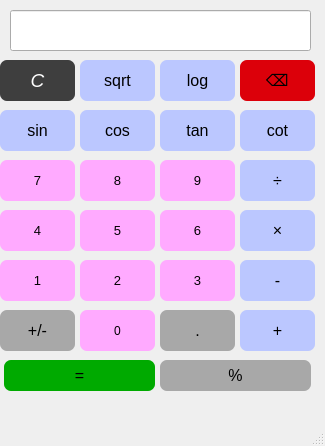
Qt form Qt-Calculator/calculator-mainpage.ui (maryamsaeedi17/Qt-program) before a commit.
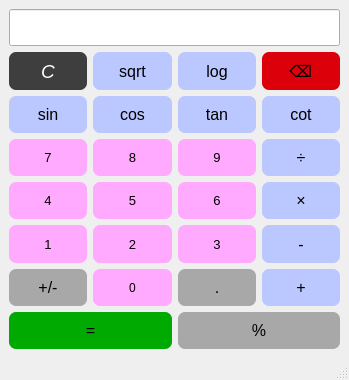
The same form after that commit.

```diff
--- a/Qt-Calculator/calculator-mainpage.ui
+++ b/Qt-Calculator/calculator-mainpage.ui
@@ -6,22 +6,28 @@
    <rect>
     <x>0</x>
     <y>0</y>
-    <width>325</width>
-    <height>446</height>
+    <width>349</width>
+    <height>380</height>
    </rect>
   </property>
+  <property name="sizePolicy">
+   <sizepolicy hsizetype="Fixed" vsizetype="Fixed">
+    <horstretch>0</horstretch>
+    <verstretch>0</verstretch>
+   </sizepolicy>
+  </property>
   <property name="windowTitle">
    <string>MainWindow</string>
   </property>
   <widget class="QWidget" name="centralwidget">
-   <widget class="QPushButton" name="Button_sign">
-    <property name="geometry">
-     <rect>
-      <x>0</x>
-      <y>310</y>
-      <width>75</width>
-      <height>41</height>
-     </rect>
+   <layout class="QGridLayout" name="gridLayout">
+    <item row="0" column="0" colspan="4">
+     <widget class="QLineEdit" name="monitor">
+      <property name="sizePolicy">
+       <sizepolicy hsizetype="Expanding" vsizetype="Expanding">
+        <horstretch>0</horstretch>
+        <verstretch>0</verstretch>
+       </sizepolicy>
     </property>
     <property name="font">
      <font>
@@ -31,46 +37,72 @@
     <property name="autoFillBackground">
      <bool>false</bool>
     </property>
+      <property name="readOnly">
+       <bool>true</bool>
+      </property>
+     </widget>
+    </item>
+    <item row="1" column="0">
+     <widget class="QPushButton" name="Button_c">
+      <property name="sizePolicy">
+       <sizepolicy hsizetype="Minimum" vsizetype="Expanding">
+        <horstretch>0</horstretch>
+        <verstretch>0</verstretch>
+       </sizepolicy>
+      </property>
+      <property name="font">
+       <font>
+        <family>Segoe UI</family>
+        <pointsize>14</pointsize>
+        <italic>true</italic>
+        <bold>false</bold>
+        <kerning>false</kerning>
+       </font>
+      </property>
+      <property name="autoFillBackground">
+       <bool>false</bool>
+      </property>
     <property name="styleSheet">
-     <string notr="true">background-color: rgb(168, 168, 168);border-radius: 7px;</string>
+       <string notr="true">background-color: rgb(62, 62, 62);
+color: rgb(255, 255, 255);
+border-radius: 7px;</string>
     </property>
     <property name="text">
-     <string>+/-</string>
-    </property>
-   </widget>
-   <widget class="QPushButton" name="Button_0">
-    <property name="geometry">
-     <rect>
-      <x>80</x>
-      <y>310</y>
-      <width>75</width>
-      <height>41</height>
-     </rect>
+       <string>C</string>
+      </property>
+     </widget>
+    </item>
+    <item row="1" column="1">
+     <widget class="QPushButton" name="Button_sqrt">
+      <property name="sizePolicy">
+       <sizepolicy hsizetype="Minimum" vsizetype="Expanding">
+        <horstretch>0</horstretch>
+        <verstretch>0</verstretch>
+       </sizepolicy>
     </property>
     <property name="font">
      <font>
-      <pointsize>9</pointsize>
+        <pointsize>12</pointsize>
      </font>
     </property>
     <property name="autoFillBackground">
      <bool>false</bool>
     </property>
     <property name="styleSheet">
-     <string notr="true">background-color: rgb(255, 170, 255);
-color: rgb(0, 0, 0);border-radius: 7px;</string>
+       <string notr="true">background-color: rgb(187, 199, 255);border-radius: 7px;</string>
     </property>
     <property name="text">
-     <string>0</string>
-    </property>
-   </widget>
-   <widget class="QPushButton" name="Button_dot">
-    <property name="geometry">
-     <rect>
-      <x>160</x>
-      <y>310</y>
-      <width>75</width>
-      <height>41</height>
-     </rect>
+       <string>sqrt</string>
+      </property>
+     </widget>
+    </item>
+    <item row="1" column="2">
+     <widget class="QPushButton" name="Button_log">
+      <property name="sizePolicy">
+       <sizepolicy hsizetype="Minimum" vsizetype="Expanding">
+        <horstretch>0</horstretch>
+        <verstretch>0</verstretch>
+       </sizepolicy>
     </property>
     <property name="font">
      <font>
@@ -81,20 +113,20 @@
      <bool>false</bool>
     </property>
     <property name="styleSheet">
-     <string notr="true">background-color: rgb(168, 168, 168);border-radius: 7px;</string>
+       <string notr="true">background-color: rgb(187, 199, 255);border-radius: 7px;</string>
     </property>
     <property name="text">
-     <string>.</string>
-    </property>
-   </widget>
+       <string>log</string>
+      </property>
+     </widget>
+    </item>
+    <item row="1" column="3">
    <widget class="QPushButton" name="Button_bs">
-    <property name="geometry">
-     <rect>
-      <x>240</x>
-      <y>60</y>
-      <width>75</width>
-      <height>41</height>
-     </rect>
+      <property name="sizePolicy">
+       <sizepolicy hsizetype="Minimum" vsizetype="Expanding">
+        <horstretch>0</horstretch>
+        <verstretch>0</verstretch>
+       </sizepolicy>
     </property>
     <property name="font">
      <font>
@@ -112,14 +144,14 @@
      <string>⌫</string>
     </property>
    </widget>
-   <widget class="QPushButton" name="Button_sum">
-    <property name="geometry">
-     <rect>
-      <x>240</x>
-      <y>310</y>
-      <width>75</width>
-      <height>41</height>
-     </rect>
+    </item>
+    <item row="2" column="0">
+     <widget class="QPushButton" name="Button_sin">
+      <property name="sizePolicy">
+       <sizepolicy hsizetype="Minimum" vsizetype="Expanding">
+        <horstretch>0</horstretch>
+        <verstretch>0</verstretch>
+       </sizepolicy>
     </property>
     <property name="font">
      <font>
@@ -133,96 +165,44 @@
      <string notr="true">background-color: rgb(187, 199, 255);border-radius: 7px;</string>
     </property>
     <property name="text">
-     <string>+</string>
-    </property>
-   </widget>
-   <widget class="QPushButton" name="Button_2">
-    <property name="geometry">
-     <rect>
-      <x>80</x>
-      <y>260</y>
-      <width>75</width>
-      <height>41</height>
-     </rect>
+       <string>sin</string>
+      </property>
+     </widget>
+    </item>
+    <item row="2" column="1">
+     <widget class="QPushButton" name="Button_cos">
+      <property name="sizePolicy">
+       <sizepolicy hsizetype="Minimum" vsizetype="Expanding">
+        <horstretch>0</horstretch>
+        <verstretch>0</verstretch>
+       </sizepolicy>
     </property>
     <property name="font">
      <font>
-      <pointsize>10</pointsize>
+        <pointsize>12</pointsize>
      </font>
     </property>
     <property name="autoFillBackground">
      <bool>false</bool>
     </property>
     <property name="styleSheet">
-     <string notr="true">background-color: rgb(255, 170, 255);
-color: rgb(0, 0, 0);border-radius: 7px;</string>
+       <string notr="true">background-color: rgb(187, 199, 255);border-radius: 7px;</string>
     </property>
     <property name="text">
-     <string>2</string>
-    </property>
-   </widget>
-   <widget class="QPushButton" name="Button_1">
-    <property name="geometry">
-     <rect>
-      <x>0</x>
-      <y>260</y>
-      <width>75</width>
-      <height>41</height>
-     </rect>
+       <string>cos</string>
+      </property>
+     </widget>
+    </item>
+    <item row="2" column="2">
+     <widget class="QPushButton" name="Button_tan">
+      <property name="sizePolicy">
+       <sizepolicy hsizetype="Minimum" vsizetype="Expanding">
+        <horstretch>0</horstretch>
+        <verstretch>0</verstretch>
+       </sizepolicy>
     </property>
     <property name="font">
      <font>
-      <pointsize>10</pointsize>
-     </font>
-    </property>
-    <property name="autoFillBackground">
-     <bool>false</bool>
-    </property>
-    <property name="styleSheet">
-     <string notr="true">background-color: rgb(255, 170, 255);
-color: rgb(0, 0, 0);border-radius: 7px;</string>
-    </property>
-    <property name="text">
-     <string>1</string>
-    </property>
-   </widget>
-   <widget class="QPushButton" name="Button_3">
-    <property name="geometry">
-     <rect>
-      <x>160</x>
-      <y>260</y>
-      <width>75</width>
-      <height>41</height>
-     </rect>
-    </property>
-    <property name="font">
-     <font>
-      <pointsize>10</pointsize>
-     </font>
-    </property>
-    <property name="autoFillBackground">
-     <bool>false</bool>
-    </property>
-    <property name="styleSheet">
-     <string notr="true">background-color: rgb(255, 170, 255);
-color: rgb(0, 0, 0);
-border-radius: 7px;</string>
-    </property>
-    <property name="text">
-     <string>3</string>
-    </property>
-   </widget>
-   <widget class="QPushButton" name="Button_sub">
-    <property name="geometry">
-     <rect>
-      <x>240</x>
-      <y>260</y>
-      <width>75</width>
-      <height>41</height>
-     </rect>
-    </property>
-    <property name="font">
-     <font>
       <pointsize>12</pointsize>
      </font>
     </property>
@@ -233,95 +213,20 @@
      <string notr="true">background-color: rgb(187, 199, 255);border-radius: 7px;</string>
     </property>
     <property name="text">
-     <string>-</string>
-    </property>
-   </widget>
-   <widget class="QPushButton" name="Button_5">
-    <property name="geometry">
-     <rect>
-      <x>80</x>
-      <y>210</y>
-      <width>75</width>
-      <height>41</height>
-     </rect>
+       <string>tan</string>
+      </property>
+     </widget>
+    </item>
+    <item row="2" column="3">
+     <widget class="QPushButton" name="Button_cot">
+      <property name="sizePolicy">
+       <sizepolicy hsizetype="Minimum" vsizetype="Expanding">
+        <horstretch>0</horstretch>
+        <verstretch>0</verstretch>
+       </sizepolicy>
     </property>
     <property name="font">
      <font>
-      <pointsize>10</pointsize>
-     </font>
-    </property>
-    <property name="autoFillBackground">
-     <bool>false</bool>
-    </property>
-    <property name="styleSheet">
-     <string notr="true">background-color: rgb(255, 170, 255);
-color: rgb(0, 0, 0);border-radius: 7px;</string>
-    </property>
-    <property name="text">
-     <string>5</string>
-    </property>
-   </widget>
-   <widget class="QPushButton" name="Button_4">
-    <property name="geometry">
-     <rect>
-      <x>0</x>
-      <y>210</y>
-      <width>75</width>
-      <height>41</height>
-     </rect>
-    </property>
-    <property name="font">
-     <font>
-      <pointsize>10</pointsize>
-     </font>
-    </property>
-    <property name="autoFillBackground">
-     <bool>false</bool>
-    </property>
-    <property name="styleSheet">
-     <string notr="true">background-color: rgb(255, 170, 255);
-color: rgb(0, 0, 0);border-radius: 7px;</string>
-    </property>
-    <property name="text">
-     <string>4</string>
-    </property>
-   </widget>
-   <widget class="QPushButton" name="Button_6">
-    <property name="geometry">
-     <rect>
-      <x>160</x>
-      <y>210</y>
-      <width>75</width>
-      <height>41</height>
-     </rect>
-    </property>
-    <property name="font">
-     <font>
-      <pointsize>10</pointsize>
-     </font>
-    </property>
-    <property name="autoFillBackground">
-     <bool>false</bool>
-    </property>
-    <property name="styleSheet">
-     <string notr="true">background-color: rgb(255, 170, 255);
-color: rgb(0, 0, 0);border-radius: 7px;</string>
-    </property>
-    <property name="text">
-     <string>6</string>
-    </property>
-   </widget>
-   <widget class="QPushButton" name="Button_mul">
-    <property name="geometry">
-     <rect>
-      <x>240</x>
-      <y>210</y>
-      <width>75</width>
-      <height>41</height>
-     </rect>
-    </property>
-    <property name="font">
-     <font>
       <pointsize>12</pointsize>
      </font>
     </property>
@@ -332,42 +237,17 @@
      <string notr="true">background-color: rgb(187, 199, 255);border-radius: 7px;</string>
     </property>
     <property name="text">
-     <string>×</string>
-    </property>
-   </widget>
-   <widget class="QPushButton" name="Button_8">
-    <property name="geometry">
-     <rect>
-      <x>80</x>
-      <y>160</y>
-      <width>75</width>
-      <height>41</height>
-     </rect>
-    </property>
-    <property name="font">
-     <font>
-      <pointsize>10</pointsize>
-     </font>
-    </property>
-    <property name="autoFillBackground">
-     <bool>false</bool>
-    </property>
-    <property name="styleSheet">
-     <string notr="true">background-color: rgb(255, 170, 255);
-color: rgb(0, 0, 0);border-radius: 7px;</string>
-    </property>
-    <property name="text">
-     <string>8</string>
-    </property>
-   </widget>
+       <string>cot</string>
+      </property>
+     </widget>
+    </item>
+    <item row="3" column="0">
    <widget class="QPushButton" name="Button_7">
-    <property name="geometry">
-     <rect>
-      <x>0</x>
-      <y>160</y>
-      <width>75</width>
-      <height>41</height>
-     </rect>
+      <property name="sizePolicy">
+       <sizepolicy hsizetype="Minimum" vsizetype="Expanding">
+        <horstretch>0</horstretch>
+        <verstretch>0</verstretch>
+       </sizepolicy>
     </property>
     <property name="font">
      <font>
@@ -385,14 +265,39 @@
      <string>7</string>
     </property>
    </widget>
+    </item>
+    <item row="3" column="1">
+     <widget class="QPushButton" name="Button_8">
+      <property name="sizePolicy">
+       <sizepolicy hsizetype="Minimum" vsizetype="Expanding">
+        <horstretch>0</horstretch>
+        <verstretch>0</verstretch>
+       </sizepolicy>
+      </property>
+      <property name="font">
+       <font>
+        <pointsize>10</pointsize>
+       </font>
+      </property>
+      <property name="autoFillBackground">
+       <bool>false</bool>
+      </property>
+      <property name="styleSheet">
+       <string notr="true">background-color: rgb(255, 170, 255);
+color: rgb(0, 0, 0);border-radius: 7px;</string>
+      </property>
+      <property name="text">
+       <string>8</string>
+      </property>
+     </widget>
+    </item>
+    <item row="3" column="2">
    <widget class="QPushButton" name="Button_9">
-    <property name="geometry">
-     <rect>
-      <x>160</x>
-      <y>160</y>
-      <width>75</width>
-      <height>41</height>
-     </rect>
+      <property name="sizePolicy">
+       <sizepolicy hsizetype="Minimum" vsizetype="Expanding">
+        <horstretch>0</horstretch>
+        <verstretch>0</verstretch>
+       </sizepolicy>
     </property>
     <property name="font">
      <font>
@@ -410,14 +315,14 @@
      <string>9</string>
     </property>
    </widget>
+    </item>
+    <item row="3" column="3">
    <widget class="QPushButton" name="Button_div">
-    <property name="geometry">
-     <rect>
-      <x>240</x>
-      <y>160</y>
-      <width>75</width>
-      <height>41</height>
-     </rect>
+      <property name="sizePolicy">
+       <sizepolicy hsizetype="Minimum" vsizetype="Expanding">
+        <horstretch>0</horstretch>
+        <verstretch>0</verstretch>
+       </sizepolicy>
     </property>
     <property name="font">
      <font>
@@ -435,86 +340,89 @@
      <string>÷</string>
     </property>
    </widget>
-   <widget class="QPushButton" name="Button_cos">
-    <property name="geometry">
-     <rect>
-      <x>80</x>
-      <y>110</y>
-      <width>75</width>
-      <height>41</height>
-     </rect>
+    </item>
+    <item row="4" column="0">
+     <widget class="QPushButton" name="Button_4">
+      <property name="sizePolicy">
+       <sizepolicy hsizetype="Minimum" vsizetype="Expanding">
+        <horstretch>0</horstretch>
+        <verstretch>0</verstretch>
+       </sizepolicy>
     </property>
     <property name="font">
      <font>
-      <pointsize>12</pointsize>
+        <pointsize>10</pointsize>
      </font>
     </property>
     <property name="autoFillBackground">
      <bool>false</bool>
     </property>
     <property name="styleSheet">
-     <string notr="true">background-color: rgb(187, 199, 255);border-radius: 7px;</string>
+       <string notr="true">background-color: rgb(255, 170, 255);
+color: rgb(0, 0, 0);border-radius: 7px;</string>
     </property>
     <property name="text">
-     <string>cos</string>
-    </property>
-   </widget>
-   <widget class="QPushButton" name="Button_sin">
-    <property name="geometry">
-     <rect>
-      <x>0</x>
-      <y>110</y>
-      <width>75</width>
-      <height>41</height>
-     </rect>
+       <string>4</string>
+      </property>
+     </widget>
+    </item>
+    <item row="4" column="1">
+     <widget class="QPushButton" name="Button_5">
+      <property name="sizePolicy">
+       <sizepolicy hsizetype="Minimum" vsizetype="Expanding">
+        <horstretch>0</horstretch>
+        <verstretch>0</verstretch>
+       </sizepolicy>
     </property>
     <property name="font">
      <font>
-      <pointsize>12</pointsize>
+        <pointsize>10</pointsize>
      </font>
     </property>
     <property name="autoFillBackground">
      <bool>false</bool>
     </property>
     <property name="styleSheet">
-     <string notr="true">background-color: rgb(187, 199, 255);border-radius: 7px;</string>
+       <string notr="true">background-color: rgb(255, 170, 255);
+color: rgb(0, 0, 0);border-radius: 7px;</string>
     </property>
     <property name="text">
-     <string>sin</string>
-    </property>
-   </widget>
-   <widget class="QPushButton" name="Button_tan">
-    <property name="geometry">
-     <rect>
-      <x>160</x>
-      <y>110</y>
-      <width>75</width>
-      <height>41</height>
-     </rect>
+       <string>5</string>
+      </property>
+     </widget>
+    </item>
+    <item row="4" column="2">
+     <widget class="QPushButton" name="Button_6">
+      <property name="sizePolicy">
+       <sizepolicy hsizetype="Minimum" vsizetype="Expanding">
+        <horstretch>0</horstretch>
+        <verstretch>0</verstretch>
+       </sizepolicy>
     </property>
     <property name="font">
      <font>
-      <pointsize>12</pointsize>
+        <pointsize>10</pointsize>
      </font>
     </property>
     <property name="autoFillBackground">
      <bool>false</bool>
     </property>
     <property name="styleSheet">
-     <string notr="true">background-color: rgb(187, 199, 255);border-radius: 7px;</string>
+       <string notr="true">background-color: rgb(255, 170, 255);
+color: rgb(0, 0, 0);border-radius: 7px;</string>
     </property>
     <property name="text">
-     <string>tan</string>
-    </property>
-   </widget>
-   <widget class="QPushButton" name="Button_log">
-    <property name="geometry">
-     <rect>
-      <x>160</x>
-      <y>60</y>
-      <width>75</width>
-      <height>41</height>
-     </rect>
+       <string>6</string>
+      </property>
+     </widget>
+    </item>
+    <item row="4" column="3">
+     <widget class="QPushButton" name="Button_mul">
+      <property name="sizePolicy">
+       <sizepolicy hsizetype="Minimum" vsizetype="Expanding">
+        <horstretch>0</horstretch>
+        <verstretch>0</verstretch>
+       </sizepolicy>
     </property>
     <property name="font">
      <font>
@@ -528,95 +436,93 @@
      <string notr="true">background-color: rgb(187, 199, 255);border-radius: 7px;</string>
     </property>
     <property name="text">
-     <string>log</string>
-    </property>
-   </widget>
-   <widget class="QPushButton" name="Button_sqrt">
-    <property name="geometry">
-     <rect>
-      <x>80</x>
-      <y>60</y>
-      <width>75</width>
-      <height>41</height>
-     </rect>
+       <string>×</string>
+      </property>
+     </widget>
+    </item>
+    <item row="5" column="0">
+     <widget class="QPushButton" name="Button_1">
+      <property name="sizePolicy">
+       <sizepolicy hsizetype="Minimum" vsizetype="Expanding">
+        <horstretch>0</horstretch>
+        <verstretch>0</verstretch>
+       </sizepolicy>
     </property>
     <property name="font">
      <font>
-      <pointsize>12</pointsize>
+        <pointsize>10</pointsize>
      </font>
     </property>
     <property name="autoFillBackground">
      <bool>false</bool>
     </property>
     <property name="styleSheet">
-     <string notr="true">background-color: rgb(187, 199, 255);border-radius: 7px;</string>
+       <string notr="true">background-color: rgb(255, 170, 255);
+color: rgb(0, 0, 0);border-radius: 7px;</string>
     </property>
     <property name="text">
-     <string>sqrt</string>
-    </property>
-   </widget>
-   <widget class="QPushButton" name="Button_cot">
-    <property name="geometry">
-     <rect>
-      <x>240</x>
-      <y>110</y>
-      <width>75</width>
-      <height>41</height>
-     </rect>
+       <string>1</string>
+      </property>
+     </widget>
+    </item>
+    <item row="5" column="1">
+     <widget class="QPushButton" name="Button_2">
+      <property name="sizePolicy">
+       <sizepolicy hsizetype="Minimum" vsizetype="Expanding">
+        <horstretch>0</horstretch>
+        <verstretch>0</verstretch>
+       </sizepolicy>
     </property>
     <property name="font">
      <font>
-      <pointsize>12</pointsize>
+        <pointsize>10</pointsize>
      </font>
     </property>
     <property name="autoFillBackground">
      <bool>false</bool>
     </property>
     <property name="styleSheet">
-     <string notr="true">background-color: rgb(187, 199, 255);border-radius: 7px;</string>
+       <string notr="true">background-color: rgb(255, 170, 255);
+color: rgb(0, 0, 0);border-radius: 7px;</string>
     </property>
     <property name="text">
-     <string>cot</string>
-    </property>
-   </widget>
-   <widget class="QPushButton" name="Button_c">
-    <property name="geometry">
-     <rect>
-      <x>0</x>
-      <y>60</y>
-      <width>75</width>
-      <height>41</height>
-     </rect>
+       <string>2</string>
+      </property>
+     </widget>
+    </item>
+    <item row="5" column="2">
+     <widget class="QPushButton" name="Button_3">
+      <property name="sizePolicy">
+       <sizepolicy hsizetype="Minimum" vsizetype="Expanding">
+        <horstretch>0</horstretch>
+        <verstretch>0</verstretch>
+       </sizepolicy>
     </property>
     <property name="font">
      <font>
-      <family>Segoe UI</family>
-      <pointsize>14</pointsize>
-      <italic>true</italic>
-      <bold>false</bold>
-      <kerning>false</kerning>
+        <pointsize>10</pointsize>
      </font>
     </property>
     <property name="autoFillBackground">
      <bool>false</bool>
     </property>
     <property name="styleSheet">
-     <string notr="true">background-color: rgb(62, 62, 62);
-color: rgb(255, 255, 255);
+       <string notr="true">background-color: rgb(255, 170, 255);
+color: rgb(0, 0, 0);
 border-radius: 7px;</string>
     </property>
     <property name="text">
-     <string>C</string>
-    </property>
-   </widget>
-   <widget class="QLineEdit" name="monitor">
-    <property name="geometry">
-     <rect>
-      <x>10</x>
-      <y>10</y>
-      <width>301</width>
-      <height>41</height>
-     </rect>
+       <string>3</string>
+      </property>
+     </widget>
+    </item>
+    <item row="5" column="3">
+     <widget class="QPushButton" name="Button_sub">
+      <property name="sizePolicy">
+       <sizepolicy hsizetype="Minimum" vsizetype="Expanding">
+        <horstretch>0</horstretch>
+        <verstretch>0</verstretch>
+       </sizepolicy>
     </property>
     <property name="font">
      <font>
@@ -626,18 +532,21 @@
     <property name="autoFillBackground">
      <bool>false</bool>
     </property>
-    <property name="readOnly">
-     <bool>true</bool>
-    </property>
-   </widget>
-   <widget class="QPushButton" name="Button_per">
-    <property name="geometry">
-     <rect>
-      <x>160</x>
-      <y>360</y>
-      <width>151</width>
-      <height>31</height>
-     </rect>
+      <property name="styleSheet">
+       <string notr="true">background-color: rgb(187, 199, 255);border-radius: 7px;</string>
+      </property>
+      <property name="text">
+       <string>-</string>
+      </property>
+     </widget>
+    </item>
+    <item row="6" column="0">
+     <widget class="QPushButton" name="Button_sign">
+      <property name="sizePolicy">
+       <sizepolicy hsizetype="Minimum" vsizetype="Expanding">
+        <horstretch>0</horstretch>
+        <verstretch>0</verstretch>
+       </sizepolicy>
     </property>
     <property name="font">
      <font>
@@ -651,17 +560,90 @@
      <string notr="true">background-color: rgb(168, 168, 168);border-radius: 7px;</string>
     </property>
     <property name="text">
-     <string>%</string>
-    </property>
-   </widget>
+       <string>+/-</string>
+      </property>
+     </widget>
+    </item>
+    <item row="6" column="1">
+     <widget class="QPushButton" name="Button_0">
+      <property name="sizePolicy">
+       <sizepolicy hsizetype="Minimum" vsizetype="Expanding">
+        <horstretch>0</horstretch>
+        <verstretch>0</verstretch>
+       </sizepolicy>
+      </property>
+      <property name="font">
+       <font>
+        <pointsize>9</pointsize>
+       </font>
+      </property>
+      <property name="autoFillBackground">
+       <bool>false</bool>
+      </property>
+      <property name="styleSheet">
+       <string notr="true">background-color: rgb(255, 170, 255);
+color: rgb(0, 0, 0);border-radius: 7px;</string>
+      </property>
+      <property name="text">
+       <string>0</string>
+      </property>
+     </widget>
+    </item>
+    <item row="6" column="2">
+     <widget class="QPushButton" name="Button_dot">
+      <property name="sizePolicy">
+       <sizepolicy hsizetype="Minimum" vsizetype="Expanding">
+        <horstretch>0</horstretch>
+        <verstretch>0</verstretch>
+       </sizepolicy>
+      </property>
+      <property name="font">
+       <font>
+        <pointsize>12</pointsize>
+       </font>
+      </property>
+      <property name="autoFillBackground">
+       <bool>false</bool>
+      </property>
+      <property name="styleSheet">
+       <string notr="true">background-color: rgb(168, 168, 168);border-radius: 7px;</string>
+      </property>
+      <property name="text">
+       <string>.</string>
+      </property>
+     </widget>
+    </item>
+    <item row="6" column="3">
+     <widget class="QPushButton" name="Button_sum">
+      <property name="sizePolicy">
+       <sizepolicy hsizetype="Minimum" vsizetype="Expanding">
+        <horstretch>0</horstretch>
+        <verstretch>0</verstretch>
+       </sizepolicy>
+      </property>
+      <property name="font">
+       <font>
+        <pointsize>12</pointsize>
+       </font>
+      </property>
+      <property name="autoFillBackground">
+       <bool>false</bool>
+      </property>
+      <property name="styleSheet">
+       <string notr="true">background-color: rgb(187, 199, 255);border-radius: 7px;</string>
+      </property>
+      <property name="text">
+       <string>+</string>
+      </property>
+     </widget>
+    </item>
+    <item row="7" column="0" colspan="2">
    <widget class="QPushButton" name="Button_eq">
-    <property name="geometry">
-     <rect>
-      <x>4</x>
-      <y>360</y>
-      <width>151</width>
-      <height>31</height>
-     </rect>
+      <property name="sizePolicy">
+       <sizepolicy hsizetype="Minimum" vsizetype="Expanding">
+        <horstretch>0</horstretch>
+        <verstretch>0</verstretch>
+       </sizepolicy>
     </property>
     <property name="font">
      <font>
@@ -679,6 +661,32 @@
      <string>=</string>
     </property>
    </widget>
+    </item>
+    <item row="7" column="2" colspan="2">
+     <widget class="QPushButton" name="Button_per">
+      <property name="sizePolicy">
+       <sizepolicy hsizetype="Minimum" vsizetype="Expanding">
+        <horstretch>0</horstretch>
+        <verstretch>0</verstretch>
+       </sizepolicy>
+      </property>
+      <property name="font">
+       <font>
+        <pointsize>12</pointsize>
+       </font>
+      </property>
+      <property name="autoFillBackground">
+       <bool>false</bool>
+      </property>
+      <property name="styleSheet">
+       <string notr="true">background-color: rgb(168, 168, 168);border-radius: 7px;</string>
+      </property>
+      <property name="text">
+       <string>%</string>
+      </property>
+     </widget>
+    </item>
+   </layout>
   </widget>
   <widget class="QMenuBar" name="menubar">
    <property name="geometry">
```
Left out of the diff: 2 changed lines with no effect on the pictures. Lines whose indentation alone changed are shown as unchanged.
